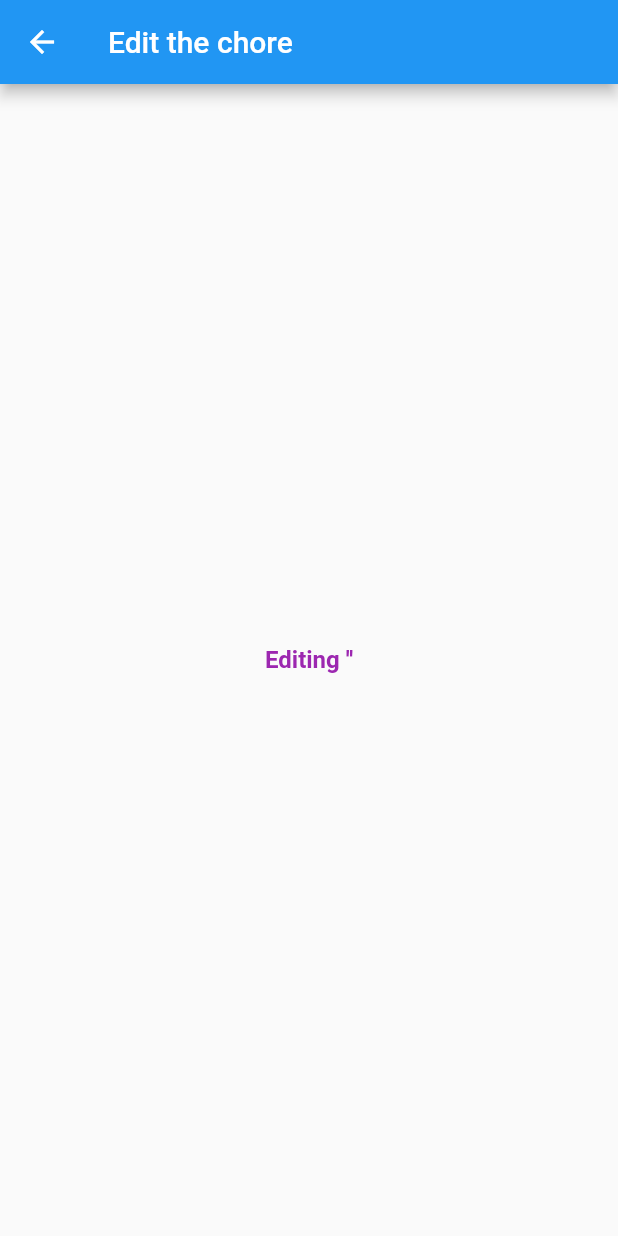
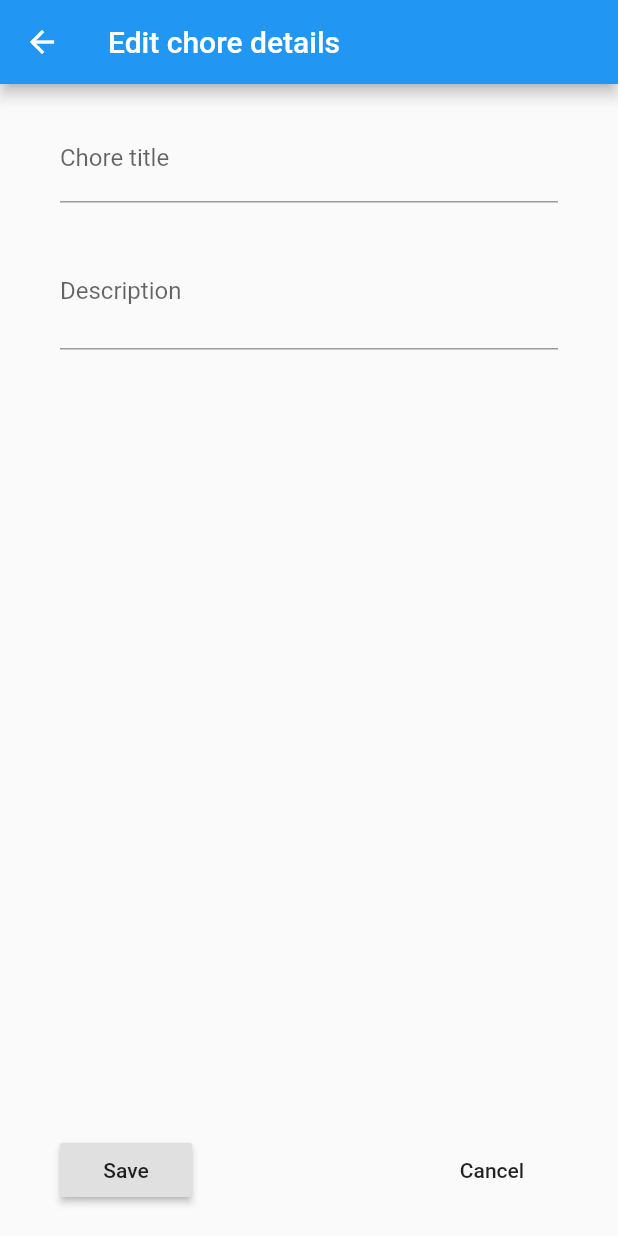
Before and after one commit to philip-bolokhov/chores, a Flutter app: the EditChoreView screen opened directly with empty values, on a phone screen of 412 x 824 dp. Run offline on Flutter 3.47's test engine with Material 2 defaults, Android fonts, the phone set to English and light mode, and no system bars; our stand-ins replace cloud_firestore; accounts and stored records are empty.

Commit message:
Add input fields to the Edit page

```diff
--- a/lib/edit_chore_view.dart
+++ b/lib/edit_chore_view.dart
@@ -16,13 +16,51 @@ class EditChoreView extends StatelessWidget {
             Navigator.pop(context);
           },
         ),
-        title: Text('Edit the chore'),
+        title: Text('Edit chore details'),
       ),
-      body: Center(
-        child: Text(
-          "Editing '${chore['title']}'",
-          style: TextStyle(
-              fontSize: 16, color: Colors.purple, fontWeight: FontWeight.bold),
+      body: Container(
+        padding: EdgeInsets.symmetric(horizontal: 40),
+        child: Column(
+          children: [
+            Expanded(
+              child: Column(
+                children: [
+                  SizedBox(height: 20),
+                  TextFormField(
+                    initialValue: chore['title'],
+                    decoration: InputDecoration(
+                      labelText: 'Chore title',
+                    ),
+                  ),
+                  SizedBox(height: 20),
+                  TextFormField(
+                    minLines: 2,
+                    maxLines: 3,
+                    decoration: InputDecoration(
+                      labelText: 'Description',
+                    ),
+                  ),
+                ],
+              ),
+            ),
+            SizedBox(height: 20),
+            Row(
+              mainAxisAlignment: MainAxisAlignment.spaceBetween,
+              children: [
+                RaisedButton(
+                  child: Text('Save'),
+                  onPressed: () {},
+                ),
+                FlatButton(
+                  child: Text('Cancel'),
+                  onPressed: () {
+                    Navigator.pop(context);
+                  },
+                )
+              ],
+            ),
+            SizedBox(height: 20),
+          ],
         ),
       ),
     );
```
